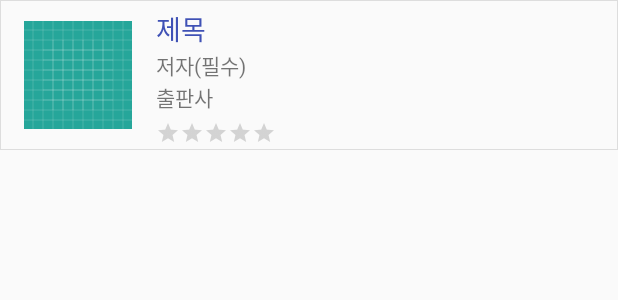
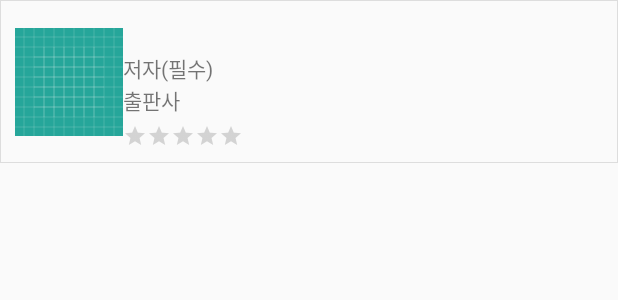
Before and after one commit to smomo133/BookNotes, an Android app: the layout item_bookcase_list.xml on its own in the app's theme, with its tools: preview values and no code run, on a phone screen of 412 x 824 dp. Shown: the top 300 px of the screen. Run offline under Robolectric (Android 15) with nearby library versions, the phone set to English and light mode, and no system bars.

Commit message:
책장 페이지 - 책 리스트 수정

```diff
--- a/app/src/main/res/layout/item_bookcase_list.xml
+++ b/app/src/main/res/layout/item_bookcase_list.xml
@@ -3,20 +3,22 @@
     xmlns:android="http://schemas.android.com/apk/res/android"
     xmlns:app="http://schemas.android.com/apk/res-auto"
     android:layout_width="match_parent"
-    android:layout_height="100dp"
-    android:paddingRight="@dimen/item_search_profile_margin"
+    android:layout_height="wrap_content"
+    android:paddingTop="10dp"
+    android:paddingBottom="10dp"
+    android:paddingEnd="10dp"
     android:background="@drawable/selector_book_list_item"
     android:orientation="horizontal">
     <ToggleButton
         android:id="@+id/tbBookcaseListDelete"
         android:layout_width="24dp"
         android:layout_height="24dp"
-        android:layout_marginStart="10dp"
-        android:layout_marginEnd="10dp"
+        android:layout_marginLeft="10dp"
+        app:layout_constraintLeft_toLeftOf="parent"
+        app:layout_constraintTop_toTopOf="parent"
         app:layout_constraintBottom_toBottomOf="parent"
-        app:layout_constraintStart_toStartOf="parent"
-        app:layout_constraintTop_toTopOf="parent"
         android:background="@drawable/selector_book_delete_check"
+        app:layout_constraintWidth_percent="0.1"
         android:textOff=""
         android:textOn=""
         android:visibility="gone"/>
@@ -24,29 +26,25 @@
         android:id="@+id/ivBookcaseListThumb"
         android:layout_width="72dp"
         android:layout_height="72dp"
+        app:layout_constraintWidth_percent="0.2"
         android:src="@drawable/ic_launcher_background"
-        app:layout_goneMarginStart="@dimen/item_search_profile_margin"
+        android:layout_marginLeft="10dp"
+        app:layout_constraintTop_toTopOf="parent"
         app:layout_constraintBottom_toBottomOf="parent"
-        app:layout_constraintStart_toEndOf="@id/tbBookcaseListDelete"
-        app:layout_constraintTop_toTopOf="parent"
-        android:scaleType="fitCenter"
-        android:background="@drawable/ic_book_black_24dp"/>
+        app:layout_constraintLeft_toRightOf="@id/tbBookcaseListDelete"/>
         <LinearLayout
             android:layout_width="0dp"
             android:layout_height="match_parent"
             android:orientation="vertical"
-        android:paddingTop="5dp"
-        android:paddingBottom="5dp"
-        android:layout_marginLeft="@dimen/item_search_profile_margin"
-        app:layout_constraintLeft_toRightOf="@id/ivBookcaseListThumb"
-        app:layout_constraintRight_toRightOf="parent">
+            app:layout_constraintWidth_percent="0.9"
+            android:paddingRight="10dp"
+            app:layout_constraintLeft_toRightOf="@id/ivBookcaseListThumb">
             <TextView
                 android:id="@+id/tvBookcaseBookTitle"
                 android:layout_width="match_parent"
                 android:layout_height="wrap_content"
                 android:ellipsize="end"
                 android:maxLines="1"
-            android:text="@string/title"
                 android:textColor="@color/colorPrimary"
                 android:textAppearance="@style/TextAppearance.AppCompat.Medium"/>
             <TextView
```
Also changed, not shown: app/src/main/java/com/toyproject/booknotes/ui/books/BookcaseAdapter.kt (+22 -23 lines), app/src/main/res/layout/activity_bookcase.xml (+3 -5 lines). Lines whose indentation alone changed are shown as unchanged.
